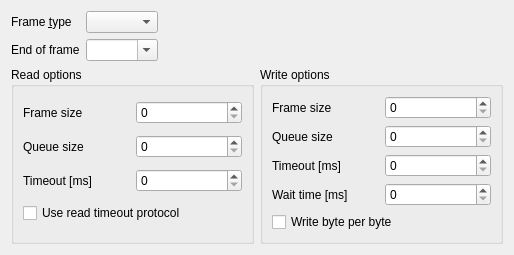
Qt form src/mdtport/mdtPortConfigWidget.ui (scandyna/multidiagtools) before a commit.
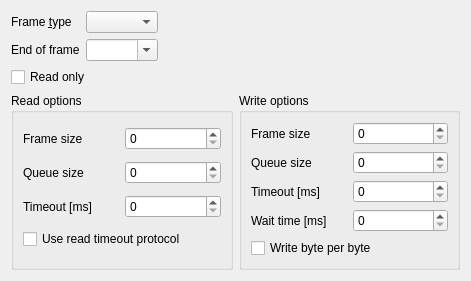
The same form after that commit.

Commit message:
Added mdtPortLock class + some work on mdtApplication
mdtPortLock was created to handle lockFiles on POSIX systems. Without it,
the serial port classe could open a locked port.
At ths state, two mechanisms are used:
 - Search about LCK..PORTNAME files in /var/lock and /tmp
 - Lock port with fcntl()

In mdtApplication, some access methods are added.

```diff
--- a/src/mdtport/mdtPortConfigWidget.ui
+++ b/src/mdtport/mdtPortConfigWidget.ui
@@ -6,8 +6,8 @@
    <rect>
     <x>0</x>
     <y>0</y>
-    <width>514</width>
-    <height>225</height>
+    <width>471</width>
+    <height>249</height>
    </rect>
   </property>
   <property name="windowTitle">
@@ -70,7 +70,14 @@
      </property>
     </spacer>
    </item>
-   <item row="2" column="0" colspan="3">
+   <item row="2" column="0" colspan="2">
+    <widget class="QCheckBox" name="cbReadOnly">
+     <property name="text">
+      <string>Read only</string>
+     </property>
+    </widget>
+   </item>
+   <item row="3" column="0" colspan="3">
     <layout class="QHBoxLayout" name="horizontalLayout">
      <item>
       <widget class="QGroupBox" name="gbReadOptions">
```
Left out of the diff: 20 changed lines with no effect on the pictures. The commit also changes 49 other files.
